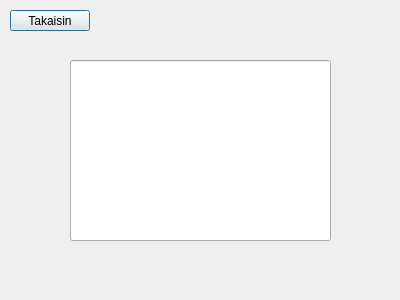
The window that frontend/account/accountdialog.ui (JnsRdnp/ATM-Simulator) describes before a commit, drawn with Qt 5.
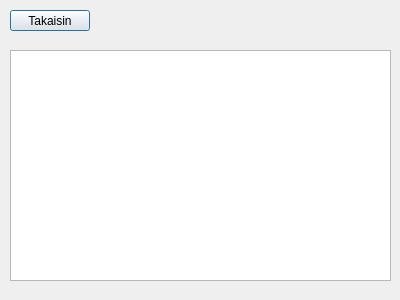
The same window after the commit.

Patch:
```diff
--- a/frontend/account/accountdialog.ui
+++ b/frontend/account/accountdialog.ui
@@ -13,16 +13,6 @@
   <property name="windowTitle">
    <string>Dialog</string>
   </property>
-  <widget class="QLineEdit" name="leHistory">
-   <property name="geometry">
-    <rect>
-     <x>70</x>
-     <y>60</y>
-     <width>261</width>
-     <height>181</height>
-    </rect>
-   </property>
-  </widget>
   <widget class="QPushButton" name="btnBack">
    <property name="geometry">
     <rect>
@@ -36,6 +26,16 @@
     <string>Takaisin</string>
    </property>
   </widget>
+  <widget class="QTextEdit" name="teHistory">
+   <property name="geometry">
+    <rect>
+     <x>10</x>
+     <y>50</y>
+     <width>381</width>
+     <height>231</height>
+    </rect>
+   </property>
+  </widget>
  </widget>
  <resources/>
  <connections/>
```
